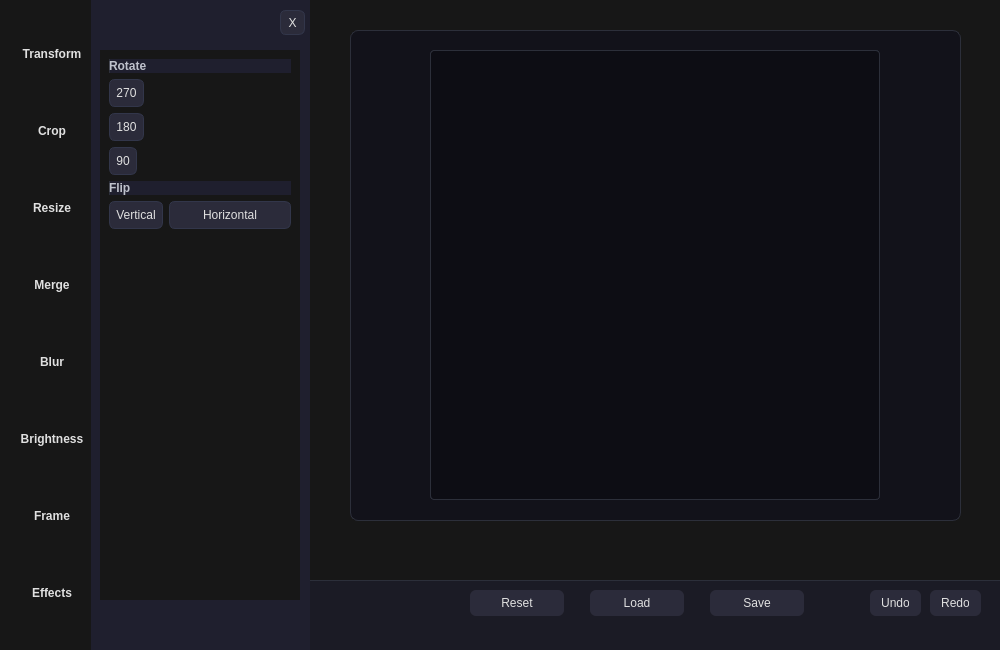
First picture: the form in mainwindow.ui, repository Abdelhamid-El-rashidy/RGBit, before the edit.
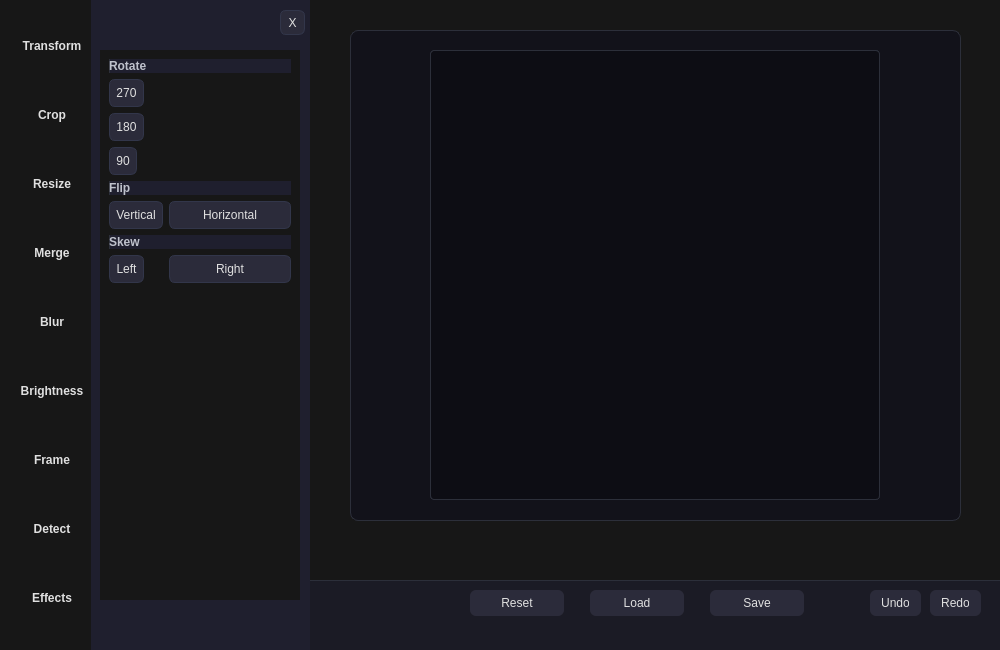
Second picture: the form after the edit. The open tabs and pages were chosen to show the change.

```diff
--- a/mainwindow.ui
+++ b/mainwindow.ui
@@ -121,6 +121,13 @@
         </property>
        </widget>
       </item>
+      <item>
+       <widget class="QPushButton" name="pushButton_2">
+        <property name="text">
+         <string>Detect</string>
+        </property>
+       </widget>
+      </item>
       <item>
        <widget class="QPushButton" name="EffectsBtn">
         <property name="text">
@@ -321,6 +328,27 @@
          </property>
         </widget>
        </item>
+       <item row="6" column="0" colspan="2">
+        <widget class="QLabel" name="skew">
+         <property name="text">
+          <string>Skew</string>
+         </property>
+        </widget>
+       </item>
+       <item row="7" column="0">
+        <widget class="QPushButton" name="skewleft">
+         <property name="text">
+          <string>Left</string>
+         </property>
+        </widget>
+       </item>
+       <item row="7" column="1">
+        <widget class="QPushButton" name="skewright">
+         <property name="text">
+          <string>Right</string>
+         </property>
+        </widget>
+       </item>
       </layout>
      </widget>
     </widget>
```
Left out of the diff: 2 changed lines with no effect on the pictures.
